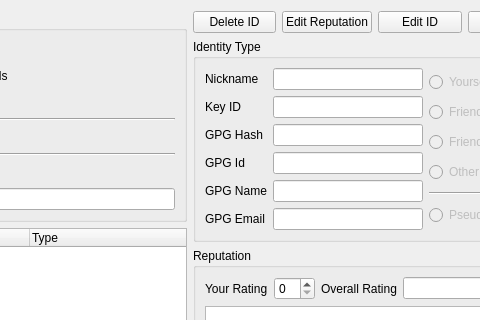
This is retroshare-gui/src/gui/Identity/IdDialog.ui in RetroShare/RetroShare as Qt 5 draws it before an edit; both pictures show x 182 to 662 and y 0 to 320 of the 744 by 647 pixel window. The edited form follows.
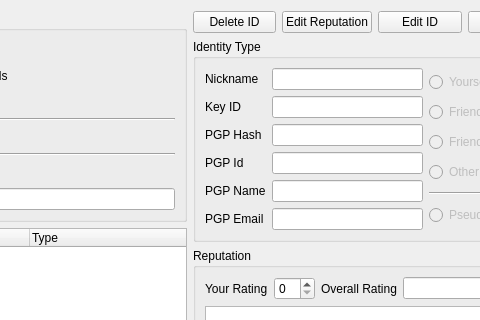
This is the edited form.

What changed in the file:
```diff
--- a/retroshare-gui/src/gui/Identity/IdDialog.ui
+++ b/retroshare-gui/src/gui/Identity/IdDialog.ui
@@ -253,7 +253,7 @@
       <item row="4" column="0">
        <widget class="QLabel" name="label_3">
         <property name="text">
-         <string>GPG Name</string>
+         <string>PGP Name</string>
         </property>
        </widget>
       </item>
@@ -270,7 +270,7 @@
       <item row="5" column="0">
        <widget class="QLabel" name="label_5">
         <property name="text">
-         <string>GPG Email</string>
+         <string>PGP Email</string>
         </property>
        </widget>
       </item>
@@ -307,14 +307,14 @@
       <item row="3" column="0">
        <widget class="QLabel" name="label_7">
         <property name="text">
-         <string>GPG Id</string>
+         <string>PGP Id</string>
         </property>
        </widget>
       </item>
       <item row="2" column="0">
        <widget class="QLabel" name="label_8">
         <property name="text">
-         <string>GPG Hash</string>
+         <string>PGP Hash</string>
         </property>
        </widget>
       </item>
```
